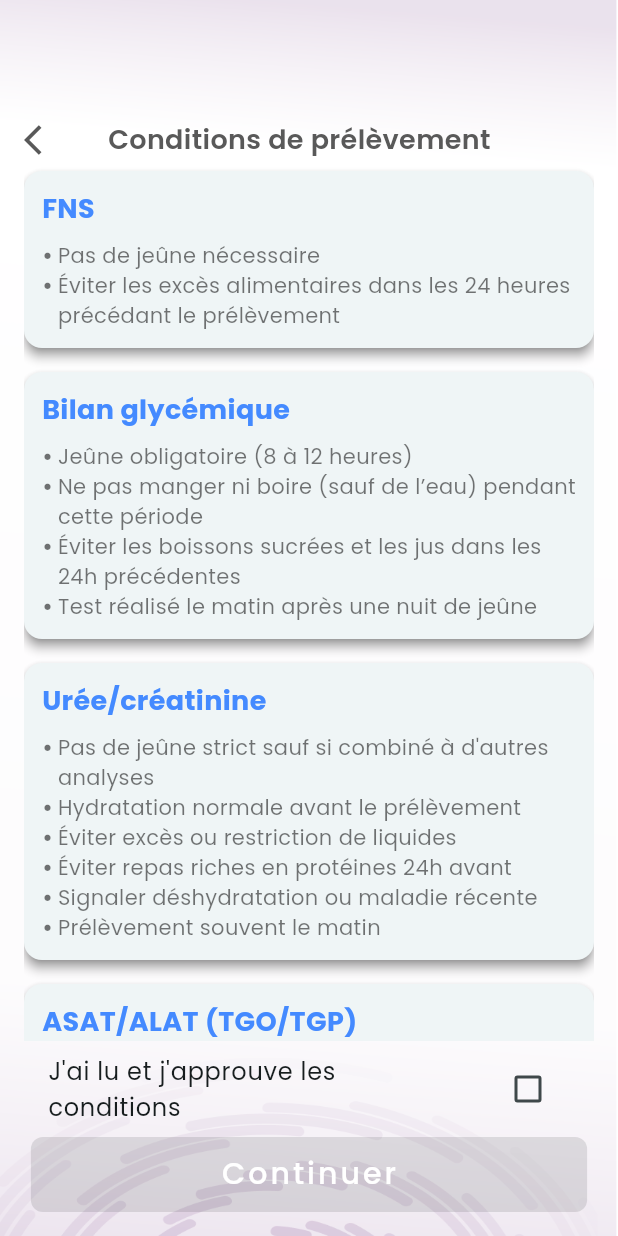
After one commit to azzouzin/labnova, a Flutter app: the GetAppoitmentView screen opened by its route, on a phone screen of 412 x 824 dp. The commit adds this screen. Run offline on Flutter 3.47's test engine with Material 3 defaults, Android fonts, the light colour scheme and no system bars; our stand-ins replace bloc, dartz, dio, equatable, flutter_bloc, flutter_svg and 5 more.

Commit message:
feat: add appointment and lab detail views with routing and state management
This commit introduces new views for appointment scheduling and lab details, including routing configurations and state management using Cubit. It also adds a new `ConditionModel` for handling test conditions and updates the `LaboCard` widget to navigate to the lab detail view. The changes enhance the app's functionality by allowing users to view lab details and schedule appointments with condition approvals.

```diff
--- a/lib/core/constants/data_constants.dart
+++ b/lib/core/constants/data_constants.dart
@@ -2,6 +2,7 @@ import 'dart:developer';
 
 import 'package:labnova/core/models/services.dart';
 
+import '../models/condition.dart';
 import '../models/labo.dart';
 
 const etablissments = [
@@ -122,3 +123,100 @@ const List<ServicesModel> services = [
     image: 'R3.png',
   ),
 ];
+
+final conditions = [
+  ConditionModel(
+    test: 'FNS',
+    instructions: [
+      "Pas de jeûne nécessaire",
+      "Éviter les excès alimentaires dans les 24 heures précédant le prélèvement"
+    ],
+  ),
+  ConditionModel(
+    test: 'Bilan glycémique',
+    instructions: [
+      "Jeûne obligatoire (8 à 12 heures)",
+      "Ne pas manger ni boire (sauf de l’eau) pendant cette période",
+      "Éviter les boissons sucrées et les jus dans les 24h précédentes",
+      "Test réalisé le matin après une nuit de jeûne"
+    ],
+  ),
+  ConditionModel(
+    test: 'Urée/créatinine',
+    instructions: [
+      "Pas de jeûne strict sauf si combiné à d'autres analyses",
+      "Hydratation normale avant le prélèvement",
+      "Éviter excès ou restriction de liquides",
+      "Éviter repas riches en protéines 24h avant",
+      "Signaler déshydratation ou maladie récente",
+      "Prélèvement souvent le matin"
+    ],
+  ),
+  ConditionModel(
+    test: 'ASAT/ALAT (TGO/TGP)',
+    instructions: [
+      "Jeûne recommandé (8 à 12 heures)",
+      "Jeûne obligatoire si bilan lipidique en même temps",
+      "Éviter repas gras",
+      "Prélèvement souvent le matin"
+    ],
+  ),
+  ConditionModel(
+    test: 'Cholestérol total',
+    instructions: [
+      "Jeûne obligatoire (12 heures)",
+      "Ne pas manger/boire sauf eau",
+      "Alimentation normale avant test",
+      "Ne pas modifier le régime sauf indication médicale",
+      "Prélèvement généralement le matin"
+    ],
+  ),
+  ConditionModel(
+    test: 'LDL / HDL',
+    instructions: [
+      "Jeûne obligatoire (12 heures)",
+      "Éviter excès alimentaires",
+      "Pas de régime sauf indication médicale",
+      "Prélèvement idéalement le matin"
+    ],
+  ),
+  ConditionModel(
+    test: 'VS',
+    instructions: [
+      "Pas de jeûne nécessaire sauf analyses associées",
+      "Bien s’hydrater sauf si jeûne requis",
+      "Prélèvement de préférence le matin"
+    ],
+  ),
+  ConditionModel(
+    test: 'CRP',
+    instructions: [
+      "Pas de jeûne requis sauf autres analyses",
+      "Boire de l’eau sauf si jeûne nécessaire"
+    ],
+  ),
+  ConditionModel(
+    test: 'TP/TCK/Fibrinogène',
+    instructions: [
+      "Pas de jeûne requis sauf autres analyses",
+      "Signaler troubles de la coagulation ou symptômes",
+      "Prélèvement souvent le matin"
+    ],
+  ),
+  ConditionModel(
+    test: 'TSH / T3 / T4',
+    instructions: [
+      "Pas de jeûne requis sauf autres analyses",
+      "Éviter produits riches en iode",
+      "Signaler prises de produits iodés",
+      "Prélèvement idéalement le matin"
+    ],
+  ),
+  ConditionModel(
+    test: 'HbA1c',
+    instructions: [
+      "Aucune préparation requise",
+      "Peut être fait à tout moment de la journée"
+    ],
+  ),
+];
--- a/lib/core/constants/theme_const.dart
+++ b/lib/core/constants/theme_const.dart
@@ -66,3 +66,5 @@ String kAuthView = '/auth';
 String kOtpView = '/otp';
 String kCongrats = '/congrats';
 String kLabsView = '/labs';
+String kLabDetailView = '/labdetails';
+String kGetAppointment = '/getAppointment';
--- a/lib/core/utils/app_router.dart
+++ b/lib/core/utils/app_router.dart
@@ -1,9 +1,13 @@
 import 'package:flutter/material.dart';
 import 'package:flutter_bloc/flutter_bloc.dart';
 import 'package:go_router/go_router.dart';
+import 'package:labnova/core/models/labo.dart';
+import 'package:labnova/features/appointment/presentation/view/get_appoitment.dart';
+import 'package:labnova/features/appointment/presentation/view_model/cubit/appoitment_cubit.dart';
 import 'package:labnova/features/auth/presentation/view/confirm_otp.dart';
 import 'package:labnova/features/auth/presentation/view/congrats_view.dart';
 import 'package:labnova/features/auth/presentation/view/sign_up_view.dart';
+import 'package:labnova/features/labs/presentation/view/lab_detail.dart';
 import 'package:labnova/features/labs/presentation/view/labs_view.dart';
 import '../../features/home/data/model/book_model.dart';
 import '../../features/home/data/repo/home_repo_impl.dart';
@@ -78,6 +82,25 @@ abstract class AppRouter {
               transitionsBuilder: CustomPageTransitions.slideTransition,
             ),
           ),
+          GoRoute(
+            path: kLabDetailView,
+            pageBuilder: (context, state) => CustomTransitionPage(
+              key: state.pageKey,
+              child: LabDetailView(lab: state.extra as LaboModel),
+              transitionsBuilder: CustomPageTransitions.slideTransition,
+            ),
+          ),
+          GoRoute(
+            path: kGetAppointment,
+            pageBuilder: (context, state) => CustomTransitionPage(
+              key: state.pageKey,
+              child: BlocProvider(
+                create: (context) => AppoitmentCubit(),
+                child: GetAppoitmentView(),
+              ),
+              transitionsBuilder: CustomPageTransitions.slideTransition,
+            ),
+          ),
         ],
       ),
     ],
--- /dev/null
+++ b/lib/features/appointment/presentation/view/get_appoitment.dart
@@ -0,0 +1,122 @@
+import 'package:flutter/material.dart';
+import 'package:flutter_bloc/flutter_bloc.dart';
+import 'package:gap/gap.dart';
+import 'package:labnova/core/utils/widgets/custom_button.dart';
+import 'package:labnova/features/appointment/presentation/view_model/cubit/appoitment_cubit.dart';
+
+import '../../../../core/constants/assets_const.dart';
+import '../../../../core/constants/data_constants.dart';
+import '../../../../core/utils/styles.dart';
+
+class GetAppoitmentView extends StatelessWidget {
+  bool _isApproved = false;
+
+  @override
+  Widget build(BuildContext context) {
+    final size = MediaQuery.of(context).size;
+    return Scaffold(
+      // appBar: AppBar(title: const Text("Conditions de prélèvement")),
+      body: Container(
+        width: size.width,
+        height: size.height,
+        decoration: BoxDecoration(
+          image: DecorationImage(
+            image: AssetImage(
+              AssetsData.kmainBG,
+            ),
+            fit: BoxFit.fill,
+          ),
+        ),
+        child: Padding(
+          padding: const EdgeInsets.all(16.0),
+          child: Column(
+            children: [
+              Gap(64),
+              Row(
+                children: [
+                  Icon(
+                    Icons.arrow_back_ios,
+                    color: Theme.of(context).colorScheme.shadow,
+                  ),
+                  Gap(32),
+                  Text(
+                    "Conditions de prélèvement",
+                    style: TextThemes.TextStyle18.copyWith(
+                      color: Theme.of(context).colorScheme.shadow,
+                    ),
+                  ),
+                ],
+              ),
+              // Gap(32),
+              Expanded(
+                child: ListView.builder(
+                  itemCount: conditions.length,
+                  itemBuilder: (context, index) {
+                    final condition = conditions[index];
+                    return Card(
+                      elevation: 3,
+                      margin: const EdgeInsets.symmetric(vertical: 8),
+                      child: Padding(
+                        padding: const EdgeInsets.all(12.0),
+                        child: Column(
+                          crossAxisAlignment: CrossAxisAlignment.start,
+                          children: [
+                            Text(
+                              condition.test,
+                              style: const TextStyle(
+                                fontSize: 18,
+                                fontWeight: FontWeight.bold,
+                                color: Colors.blueAccent,
+                              ),
+                            ),
+                            const SizedBox(height: 8),
+                            ...condition.instructions.map((instruction) => Row(
+                                  crossAxisAlignment: CrossAxisAlignment.start,
+                                  children: [
+                                    const Text("• ",
+                                        style: TextStyle(
+                                            fontWeight: FontWeight.bold)),
+                                    Expanded(child: Text(instruction)),
+                                  ],
+                                )),
+                          ],
+                        ),
+                      ),
+                    );
+                  },
+                ),
+              ),
+              BlocBuilder<AppoitmentCubit, AppoitmentState>(
+                builder: (context, state) {
+                  return CheckboxListTile(
+                    title: const Text("J'ai lu et j'approuve les conditions"),
+                    value: state is AppoitmentApproved,
+                    onChanged: (value) =>
+                        BlocProvider.of<AppoitmentCubit>(context)
+                            .switchApproved(),
+                  );
+                },
+              ),
+              BlocBuilder<AppoitmentCubit, AppoitmentState>(
+                builder: (context, state) {
+                  return CustomButton(
+                    onPressed: state is AppoitmentApproved
+                        ? () {
+                            ScaffoldMessenger.of(context).showSnackBar(
+                              const SnackBar(
+                                content: Text("Conditions approuvées !"),
+                              ),
+                            );
+                          }
+                        : null,
+                    text: "Continuer",
+                  );
+                },
+              ),
+            ],
+          ),
+        ),
+      ),
+    );
+  }
+}
--- /dev/null
+++ b/lib/features/appointment/presentation/view_model/cubit/appoitment_cubit.dart
@@ -0,0 +1,14 @@
+import 'package:bloc/bloc.dart';
+import 'package:equatable/equatable.dart';
+
+part 'appoitment_state.dart';
+
+class AppoitmentCubit extends Cubit<AppoitmentState> {
+  AppoitmentCubit() : super(AppoitmentRejected());
+
+  void switchApproved() {
+    state is AppoitmentApproved
+        ? emit(AppoitmentRejected())
+        : emit(AppoitmentApproved());
+  }
+}
--- /dev/null
+++ b/lib/features/appointment/presentation/view_model/cubit/appoitment_state.dart
@@ -0,0 +1,12 @@
+part of 'appoitment_cubit.dart';
+
+sealed class AppoitmentState extends Equatable {
+  const AppoitmentState();
+
+  @override
+  List<Object> get props => [];
+}
+
+final class AppoitmentApproved extends AppoitmentState {}
+
+final class AppoitmentRejected extends AppoitmentState {}
```
Also changed, not shown: lib/core/models/condition.dart (added, +30 -0 lines), lib/features/home/presentation/view/widget/labo_card.dart (+6 -1 lines), lib/features/labs/presentation/view/lab_detail.dart (added, +127 -0 lines).
